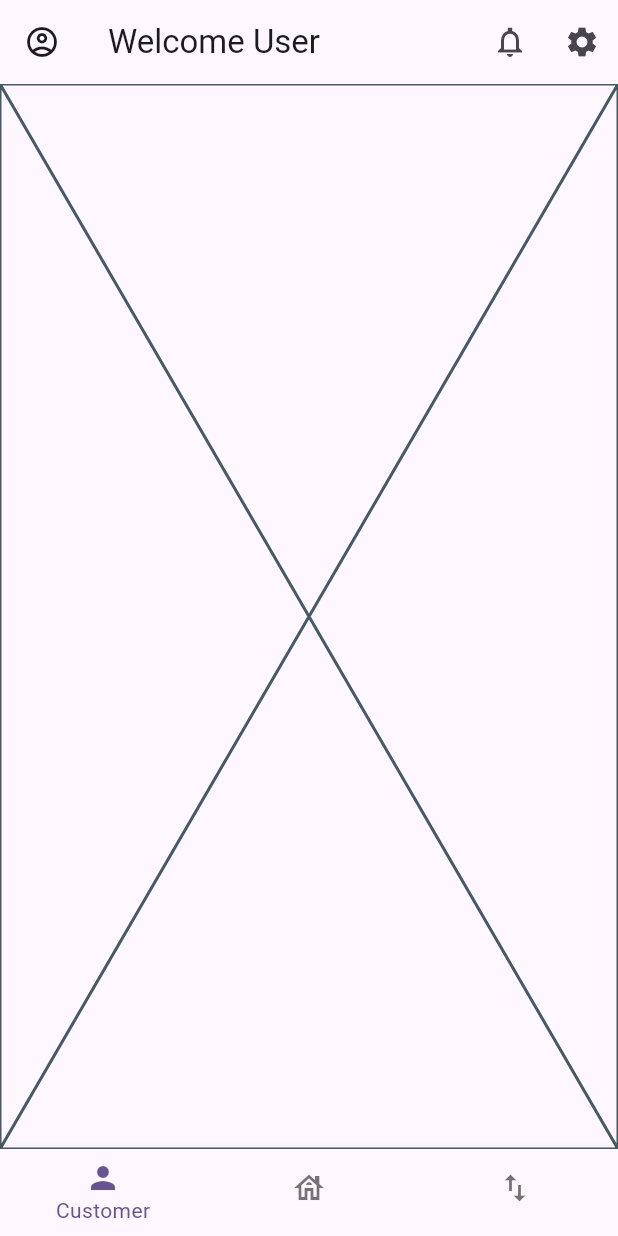
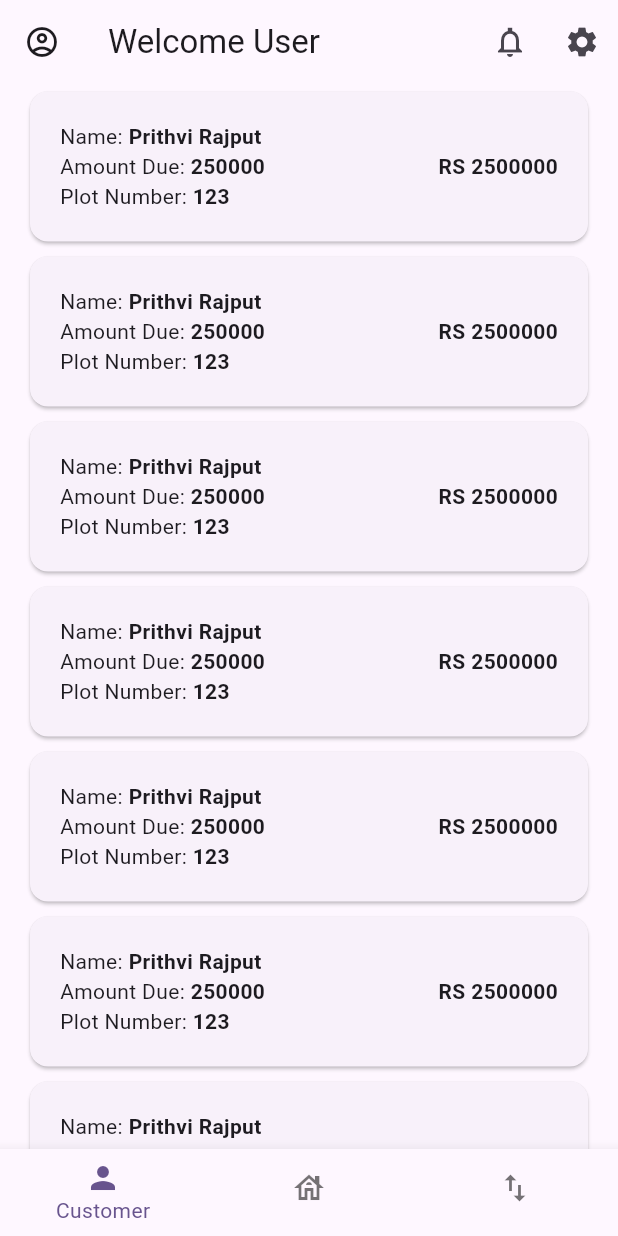
Before and after one commit to PrithviRajput16/MeraKhaata, a Flutter app: the screen it shows after launch, on a phone screen of 412 x 824 dp. Run offline on Flutter 3.47's test engine with Material 2 defaults, Android fonts, the phone set to English and light mode, and no system bars.

Commit message:
Added customers widget

```diff
--- /dev/null
+++ b/lib/data/customer_details.dart
@@ -0,0 +1,44 @@
+final List<Map<String, String>> customers = [
+  {
+    'name': "Prithvi Rajput",
+    'premium': '250000',
+    'p_no': '123',
+    'total_price': "2500000",
+  },
+  {
+    'name': "Prithvi Rajput",
+    'premium': '250000',
+    'p_no': '123',
+    'total_price': "2500000",
+  },
+  {
+    'name': "Prithvi Rajput",
+    'premium': '250000',
+    'p_no': '123',
+    'total_price': "2500000",
+  },
+  {
+    'name': "Prithvi Rajput",
+    'premium': '250000',
+    'p_no': '123',
+    'total_price': "2500000",
+  },
+  {
+    'name': "Prithvi Rajput",
+    'premium': '250000',
+    'p_no': '123',
+    'total_price': "2500000",
+  },
+  {
+    'name': "Prithvi Rajput",
+    'premium': '250000',
+    'p_no': '123',
+    'total_price': "2500000",
+  },
+  {
+    'name': "Prithvi Rajput",
+    'premium': '250000',
+    'p_no': '123',
+    'total_price': "2500000",
+  },
+];
--- a/lib/widgets/customer.dart
+++ b/lib/widgets/customer.dart
@@ -1,10 +1,77 @@
 import 'package:flutter/material.dart';
+import 'package:khaata/data/customer_details.dart';
 
 class Customers extends StatelessWidget {
   const Customers({super.key});
 
   @override
   Widget build(BuildContext context) {
-    return const Placeholder();
+    final cList = customers;
+    return ListView.builder(
+        itemCount: cList.length,
+        itemBuilder: (context, index) {
+          return Card(
+            margin: const EdgeInsets.fromLTRB(20, 5, 20, 5),
+            child: Padding(
+              padding: const EdgeInsets.all(20.0),
+              child: Row(
+                children: [
+                  Column(
+                    crossAxisAlignment: CrossAxisAlignment.start,
+                    children: [
+                      Row(
+                        children: [
+                          const Text(
+                            "Name: ",
+                          ),
+                          Text(
+                            "${cList[index]['name']}",
+                            style: const TextStyle(
+                              fontWeight: FontWeight.bold,
+                            ),
+                          ),
+                        ],
+                      ),
+                      Row(
+                        children: [
+                          const Text("Amount Due: "),
+                          Text(
+                            "${cList[index]['premium']}",
+                            style: const TextStyle(
+                              fontWeight: FontWeight.bold,
+                            ),
+                          ),
+                        ],
+                      ),
+                      Row(
+                        children: [
+                          const Text("Plot Number: "),
+                          Text(
+                            "${cList[index]['p_no']}",
+                            style: const TextStyle(
+                              fontWeight: FontWeight.bold,
+                            ),
+                          ),
+                        ],
+                      ),
+                    ],
+                  ),
+                  const Spacer(),
+                  Column(
+                    mainAxisAlignment: MainAxisAlignment.center,
+                    children: [
+                      Text(
+                        "RS ${cList[index]['total_price']}",
+                        style: const TextStyle(
+                          fontWeight: FontWeight.bold,
+                        ),
+                      )
+                    ],
+                  )
+                ],
+              ),
+            ),
+          );
+        });
   }
 }
```
